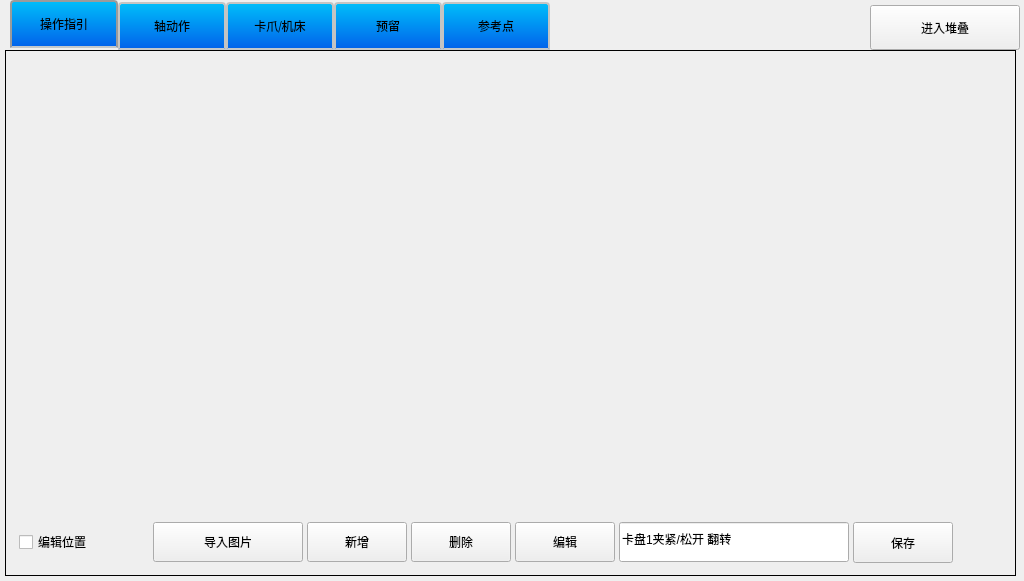
Old version of the form manualform.ui in the repository Jade-yun/MachineTool.
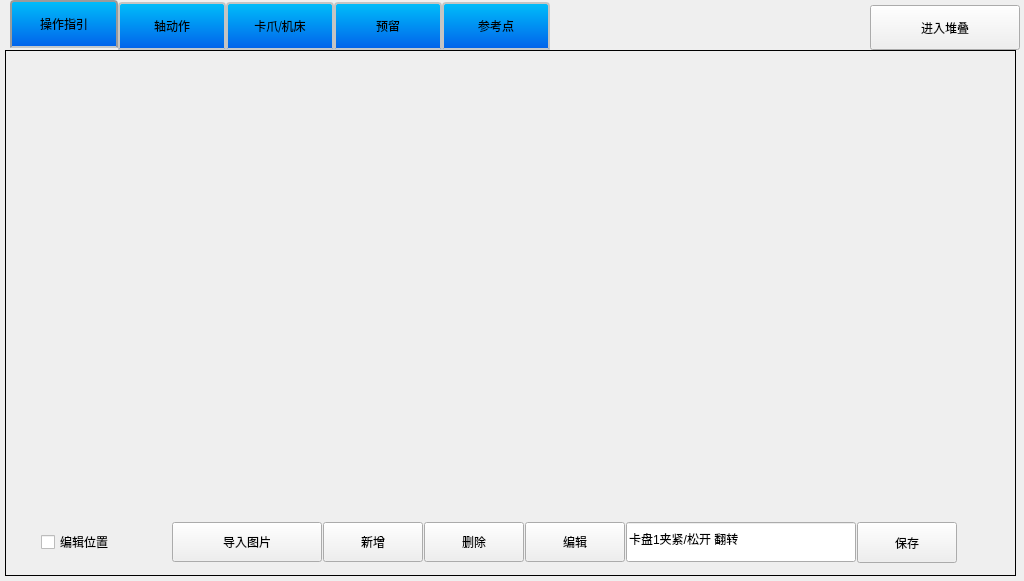
New version of the form. The open tabs and pages were chosen to show the change. Icons and pictures are not drawn. Custom widgets are drawn as their Qt base class.

What changed in the file:
```diff
--- a/manualform.ui
+++ b/manualform.ui
@@ -122,6 +122,19 @@
       <property name="spacing">
        <number>1</number>
       </property>
+      <item>
+       <spacer name="horizontalSpacer">
+        <property name="orientation">
+         <enum>Qt::Horizontal</enum>
+        </property>
+        <property name="sizeHint" stdset="0">
+         <size>
+          <width>40</width>
+          <height>20</height>
+         </size>
+        </property>
+       </spacer>
+      </item>
       <item>
        <widget class="QCheckBox" name="checkBoxEditPos">
         <property name="minimumSize">
@@ -264,7 +277,7 @@
        </widget>
       </item>
       <item>
-       <widget class="QLineEdit" name="lineEdit_4">
+       <widget class="KeyEdit" name="editGuideKeyDef">
         <property name="minimumSize">
          <size>
           <width>230</width>
@@ -2395,6 +2408,13 @@
    </property>
   </widget>
  </widget>
+ <customwidgets>
+  <customwidget>
+   <class>KeyEdit</class>
+   <extends>QLineEdit</extends>
+   <header>keydefinedialog.h</header>
+  </customwidget>
+ </customwidgets>
  <resources>
   <include location="images.qrc"/>
  </resources>
```
Left out of the diff: 2 changed lines with no effect on the pictures.
